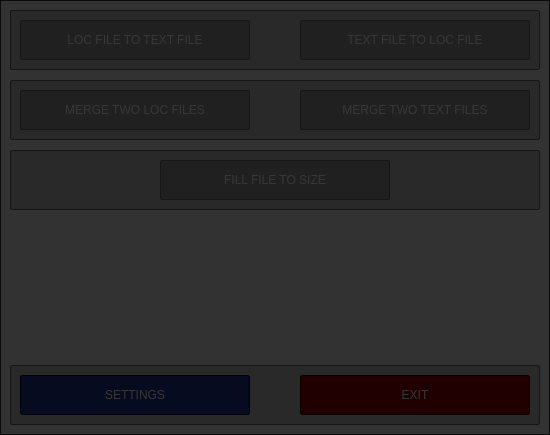
Above: src/Forms/MainWindow.ui from psv-git/BDOLang before the change. Below: the same form after it.
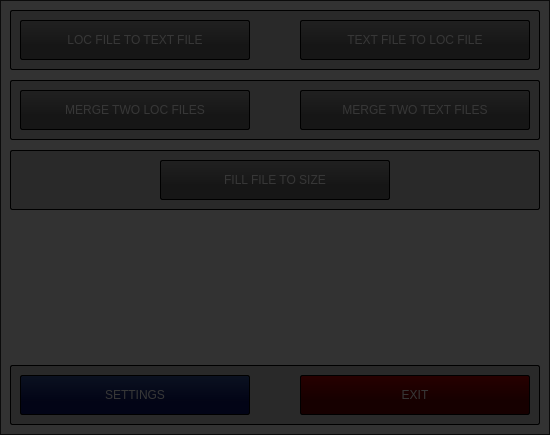
That is the form after the change. Icons and pictures are not drawn.

The edit to the form file:
```diff
--- a/src/Forms/MainWindow.ui
+++ b/src/Forms/MainWindow.ui
@@ -26,7 +26,7 @@
    <enum>Qt::NoContextMenu</enum>
   </property>
   <property name="windowTitle">
-   <string notr="true">BDOLang v.1.1</string>
+   <string notr="true">v.1.1</string>
   </property>
   <property name="windowIcon">
    <iconset resource="../../res/Res.qrc">
@@ -60,15 +60,23 @@
      <string notr="true">QFrame {
 	background-color: rgb(190, 190, 190);
 	
-	border: 1px solid  rgb(100, 100, 100);
+	border: 1px solid rgb(0, 0, 0);
 	border-radius: 2px;
-}</string>
+
+}
+</string>
     </property>
     <property name="frameShape">
      <enum>QFrame::StyledPanel</enum>
     </property>
     <property name="frameShadow">
-     <enum>QFrame::Raised</enum>
+     <enum>QFrame::Sunken</enum>
+    </property>
+    <property name="lineWidth">
+     <number>5</number>
+    </property>
+    <property name="midLineWidth">
+     <number>2</number>
     </property>
     <widget class="QPushButton" name="settingsButton">
      <property name="enabled">
@@ -96,14 +104,14 @@
 	font: 75 12pt &quot;Liberation Sans&quot;;
 	color: rgb(255, 255, 255);
 
-	background-color: rgb(30, 50, 150);
+	background-color: qlineargradient(x1: 0, y1: 0, x2: 0, y2: 0.67,  stop: 0 rgb(50, 80, 150), stop: 1 rgb(10, 20, 100));
 
-	border: 1px solid  rgb(0, 0, 50);
+	border: 1px solid  rgb(0, 0, 0);
 	border-radius: 2px;
 }
 
 QPushButton:hover {
-	background-color: rgb(30, 50, 200);
+	background-color: qlineargradient(x1: 0, y1: 0, x2: 0, y2: 0.67,  stop: 0 rgb(60, 90, 220), stop: 1 rgb(20, 30, 150));
 }
 
 QPushButton:disabled {
@@ -127,6 +135,9 @@
        <height>40</height>
       </rect>
      </property>
+     <property name="tabletTracking">
+      <bool>false</bool>
+     </property>
      <property name="focusPolicy">
       <enum>Qt::StrongFocus</enum>
      </property>
@@ -138,18 +149,18 @@
 	font: 75 12pt &quot;Liberation Sans&quot;;
 	color: rgb(255, 255, 255);
 
-	background-color: rgb(150, 0, 0);
+	background-color: qlineargradient(x1: 0, y1: 0, x2: 0, y2: 0.67,  stop: 0 rgb(180, 0, 0), stop: 1 rgb(100, 0, 0));
 
-	border: 1px solid  rgb(50, 0, 0);
+	border: 1px solid  rgb(0, 0, 0);
 	border-radius: 2px;
 }
 
 QPushButton:hover {
-	background-color: rgb(180, 0, 0);
+	background-color: qlineargradient(x1: 0, y1: 0, x2: 0, y2: 0.67,  stop: 0 rgb(220, 0, 0), stop: 1 rgb(130, 0, 0));
 }
 
 QPushButton:disabled {
-	background-color: rgb(150, 100, 100);
+	background-color: rgb(180, 150, 150);
 }
 </string>
      </property>
@@ -174,7 +185,7 @@
      <string notr="true">QFrame {
 	background-color: rgb(190, 190, 190);
 	
-	border: 1px solid  rgb(100, 100, 100);
+	border: 1px solid  rgb(0, 0, 0);
 	border-radius: 2px;
 }</string>
     </property>
@@ -182,7 +193,13 @@
      <enum>QFrame::StyledPanel</enum>
     </property>
     <property name="frameShadow">
-     <enum>QFrame::Raised</enum>
+     <enum>QFrame::Sunken</enum>
+    </property>
+    <property name="lineWidth">
+     <number>5</number>
+    </property>
+    <property name="midLineWidth">
+     <number>2</number>
     </property>
     <widget class="QPushButton" name="bttButton">
      <property name="enabled">
@@ -207,18 +224,18 @@
 	font: 75 12pt &quot;Liberation Sans&quot;;
 	color: rgb(255, 255, 255);
 
-	background-color: rgb(150, 150, 150);
+	background-color: qlineargradient(x1: 0, y1: 0, x2: 0, y2: 0.67,  stop: 0 rgb(150,150, 150), stop: 1 rgb(100, 100, 100));
 
-	border: 1px solid  rgb(100, 100, 100);
+	border: 1px solid  rgb(0, 0, 0);
 	border-radius: 2px;
 }
 
 QPushButton:hover {
-	background-color: rgb(160, 160, 160);
+	background-color: qlineargradient(x1: 0, y1: 0, x2: 0, y2: 0.67,  stop: 0 rgb(180,180, 180), stop: 1 rgb(120, 120, 120));
 }
 
 QPushButton:disabled {
-	background-color: rgb(190, 190, 190);
+	background-color: rgb(150, 150, 150);
 }
 </string>
      </property>
@@ -246,18 +263,18 @@
 	font: 75 12pt &quot;Liberation Sans&quot;;
 	color: rgb(255, 255, 255);
 
-	background-color: rgb(150, 150, 150);
+	background-color: qlineargradient(x1: 0, y1: 0, x2: 0, y2: 0.67,  stop: 0 rgb(150,150, 150), stop: 1 rgb(100, 100, 100));
 
-	border: 1px solid  rgb(100, 100, 100);
+	border: 1px solid  rgb(0, 0, 0);
 	border-radius: 2px;
 }
 
 QPushButton:hover {
-	background-color: rgb(160, 160, 160);
+	background-color: qlineargradient(x1: 0, y1: 0, x2: 0, y2: 0.67,  stop: 0 rgb(180,180, 180), stop: 1 rgb(120, 120, 120));
 }
 
 QPushButton:disabled {
-	background-color: rgb(190, 190, 190);
+	background-color: rgb(150, 150, 150);
 }
 </string>
      </property>
@@ -282,7 +299,7 @@
      <string notr="true">QFrame {
 	background-color: rgb(190, 190, 190);
 	
-	border: 1px solid  rgb(100, 100, 100);
+	border: 1px solid  rgb(0, 0, 0);
 	border-radius: 2px;
 }</string>
     </property>
@@ -290,7 +307,13 @@
      <enum>QFrame::StyledPanel</enum>
     </property>
     <property name="frameShadow">
-     <enum>QFrame::Raised</enum>
+     <enum>QFrame::Sunken</enum>
+    </property>
+    <property name="lineWidth">
+     <number>5</number>
+    </property>
+    <property name="midLineWidth">
+     <number>2</number>
     </property>
     <widget class="QPushButton" name="mbButton">
      <property name="enabled">
@@ -315,18 +338,18 @@
 	font: 75 12pt &quot;Liberation Sans&quot;;
 	color: rgb(255, 255, 255);
 
-	background-color: rgb(150, 150, 150);
+	background-color: qlineargradient(x1: 0, y1: 0, x2: 0, y2: 0.67,  stop: 0 rgb(150,150, 150), stop: 1 rgb(100, 100, 100));
 
-	border: 1px solid  rgb(100, 100, 100);
+	border: 1px solid  rgb(0, 0, 0);
 	border-radius: 2px;
 }
 
 QPushButton:hover {
-	background-color: rgb(160, 160, 160);
+	background-color: qlineargradient(x1: 0, y1: 0, x2: 0, y2: 0.67,  stop: 0 rgb(180,180, 180), stop: 1 rgb(120, 120, 120));
 }
 
 QPushButton:disabled {
-	background-color: rgb(190, 190, 190);
+	background-color: rgb(150, 150, 150);
 }
 </string>
      </property>
@@ -357,18 +380,18 @@
 	font: 75 12pt &quot;Liberation Sans&quot;;
 	color: rgb(255, 255, 255);
 
-	background-color: rgb(150, 150, 150);
+	background-color: qlineargradient(x1: 0, y1: 0, x2: 0, y2: 0.67,  stop: 0 rgb(150,150, 150), stop: 1 rgb(100, 100, 100));
 
-	border: 1px solid  rgb(100, 100, 100);
+	border: 1px solid  rgb(0, 0, 0);
 	border-radius: 2px;
 }
 
 QPushButton:hover {
-	background-color: rgb(160, 160, 160);
+	background-color: qlineargradient(x1: 0, y1: 0, x2: 0, y2: 0.67,  stop: 0 rgb(180,180, 180), stop: 1 rgb(120, 120, 120));
 }
 
 QPushButton:disabled {
-	background-color: rgb(190, 190, 190);
+	background-color: rgb(150, 150, 150);
 }
 </string>
      </property>
@@ -393,15 +416,23 @@
      <string notr="true">QFrame {
 	background-color: rgb(190, 190, 190);
 	
-	border: 1px solid  rgb(100, 100, 100);
+	border: 1px solid rgb(0, 0, 0);
 	border-radius: 2px;
-}</string>
+
+}
+</string>
     </property>
     <property name="frameShape">
      <enum>QFrame::StyledPanel</enum>
     </property>
     <property name="frameShadow">
-     <enum>QFrame::Raised</enum>
+     <enum>QFrame::Sunken</enum>
+    </property>
+    <property name="lineWidth">
+     <number>5</number>
+    </property>
+    <property name="midLineWidth">
+     <number>2</number>
     </property>
     <widget class="QPushButton" name="ftsButton">
      <property name="enabled">
@@ -426,18 +457,18 @@
 	font: 75 12pt &quot;Liberation Sans&quot;;
 	color: rgb(255, 255, 255);
 
-	background-color: rgb(150, 150, 150);
+	background-color: qlineargradient(x1: 0, y1: 0, x2: 0, y2: 0.67,  stop: 0 rgb(150,150, 150), stop: 1 rgb(100, 100, 100));
 
-	border: 1px solid  rgb(100, 100, 100);
+	border: 1px solid  rgb(0, 0, 0);
 	border-radius: 2px;
 }
 
 QPushButton:hover {
-	background-color: rgb(160, 160, 160);
+	background-color: qlineargradient(x1: 0, y1: 0, x2: 0, y2: 0.67,  stop: 0 rgb(180,180, 180), stop: 1 rgb(120, 120, 120));
 }
 
 QPushButton:disabled {
-	background-color: rgb(190, 190, 190);
+	background-color: rgb(150, 150, 150);
 }
 </string>
      </property>
```
